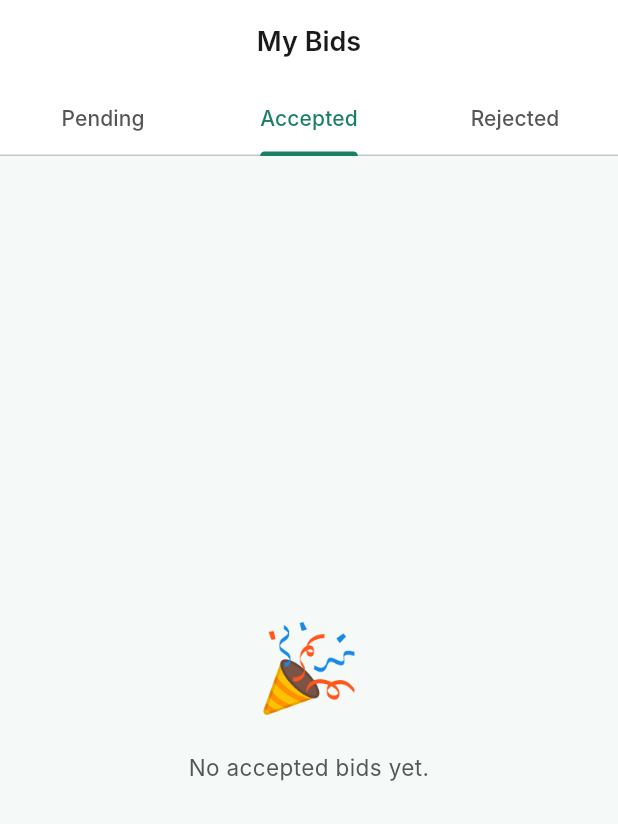
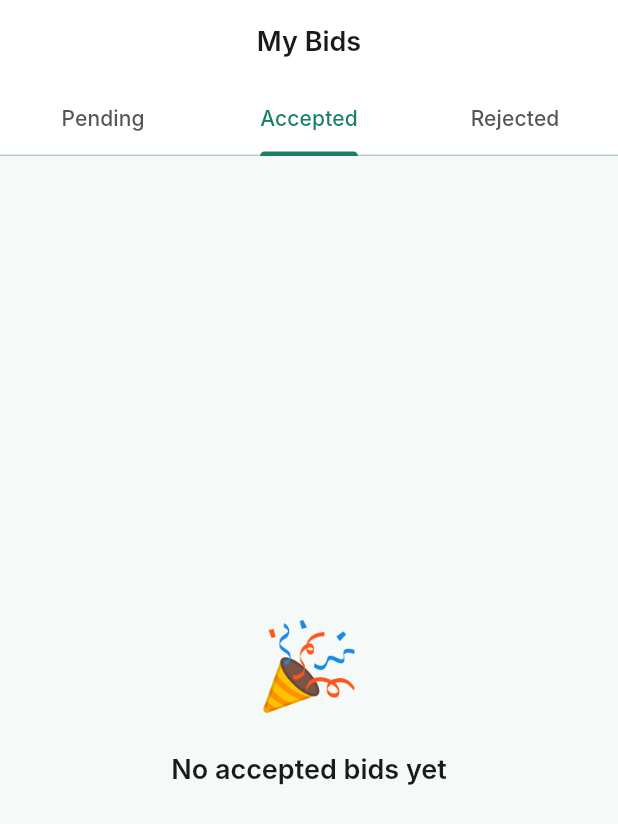
Before and after one commit to dingming1994/neighbourgo, a Flutter app: the MyBidsScreen screen opened by its route, tab 2 chosen, on a phone screen of 412 x 824 dp. Shown: the top 824 px of the screen. Run offline on Flutter 3.47's test engine with Material 3 defaults, Android fonts, the phone set to English and light mode, and no system bars; our stand-ins replace cached_network_image, cloud_firestore, cloud_functions, firebase_auth, firebase_core, firebase_crashlytics and 10 more; missing offline and left inert: flutter_stripe; accounts and stored records are empty; generated files the repository leaves out were written again; Roboto replaces fonts that are missing (Inter).

Commit message:
feat: US-107 - Actionable Empty States — Chat List, My Tasks, My Bids
Co-Authored-By: Claude Opus 4.6 (1M context) <noreply@anthropic.com>

```diff
--- a/lib/features/bids/presentation/screens/my_bids_screen.dart
+++ b/lib/features/bids/presentation/screens/my_bids_screen.dart
@@ -4,7 +4,9 @@ import 'package:go_router/go_router.dart';
 import 'package:shimmer/shimmer.dart';
 import 'package:timeago/timeago.dart' as timeago;
 
+import '../../../../core/constants/app_constants.dart';
 import '../../../../core/theme/app_theme.dart';
+import '../../../../core/widgets/empty_state.dart';
 import '../../../../core/widgets/error_state.dart';
 import '../../../auth/domain/providers/auth_provider.dart';
 import '../../../tasks/data/repositories/task_repository.dart';
@@ -54,11 +56,26 @@ class MyBidsScreen extends ConsumerWidget {
             ],
           ),
         ),
-        body: const TabBarView(
+        body: TabBarView(
           children: [
-            _BidTab(status: BidStatus.pending, emptyEmoji: '⏳', emptyMessage: 'No pending bids.\nBid on tasks to see them here!'),
-            _BidTab(status: BidStatus.accepted, emptyEmoji: '🎉', emptyMessage: 'No accepted bids yet.'),
-            _BidTab(status: BidStatus.rejected, emptyEmoji: '📭', emptyMessage: 'No rejected bids.'),
+            _BidTab(
+              status: BidStatus.pending,
+              emptyEmoji: '⏳',
+              emptyTitle: 'No bids yet',
+              emptySubtitle: 'Browse open tasks and place your first bid',
+              emptyAction: Builder(builder: (context) => ElevatedButton.icon(
+                onPressed: () => context.push(AppRoutes.taskList),
+                style: ElevatedButton.styleFrom(
+                  backgroundColor: AppColors.primary,
+                  foregroundColor: Colors.white,
+                  shape: RoundedRectangleBorder(borderRadius: AppRadius.button),
+                ),
+                icon: const Icon(Icons.search, size: 18),
+                label: const Text('Browse Open Tasks'),
+              )),
+            ),
+            const _BidTab(status: BidStatus.accepted, emptyEmoji: '🎉', emptyTitle: 'No accepted bids yet'),
+            const _BidTab(status: BidStatus.rejected, emptyEmoji: '📭', emptyTitle: 'No rejected bids'),
           ],
         ),
       ),
@@ -72,12 +89,16 @@ class MyBidsScreen extends ConsumerWidget {
 class _BidTab extends ConsumerWidget {
   final BidStatus status;
   final String emptyEmoji;
-  final String emptyMessage;
+  final String emptyTitle;
+  final String? emptySubtitle;
+  final Widget? emptyAction;
 
   const _BidTab({
     required this.status,
     required this.emptyEmoji,
-    required this.emptyMessage,
+    required this.emptyTitle,
+    this.emptySubtitle,
+    this.emptyAction,
   });
 
   @override
@@ -93,22 +114,11 @@ class _BidTab extends ConsumerWidget {
       data: (allBids) {
         final bids = allBids.where((b) => b.status == status).toList();
         if (bids.isEmpty) {
-          return Center(
-            child: Padding(
-              padding: const EdgeInsets.symmetric(vertical: 60, horizontal: 32),
-              child: Column(
-                mainAxisSize: MainAxisSize.min,
-                children: [
-                  Text(emptyEmoji, style: const TextStyle(fontSize: 56)),
-                  const SizedBox(height: 16),
-                  Text(
-                    emptyMessage,
-                    textAlign: TextAlign.center,
-                    style: const TextStyle(fontSize: 15, color: AppColors.textSecondary),
-                  ),
-                ],
-              ),
-            ),
+          return EmptyState(
+            emoji: emptyEmoji,
+            title: emptyTitle,
+            subtitle: emptySubtitle,
+            action: emptyAction,
           );
         }
         return RefreshIndicator(
```
Also changed, not shown: lib/features/chat/presentation/screens/chat_list_screen.dart (+13 -17 lines), lib/features/home/presentation/screens/poster_home_screen.dart (+14 -12 lines), lib/features/tasks/presentation/screens/my_tasks_screen.dart (+31 -21 lines), 2 other files.
